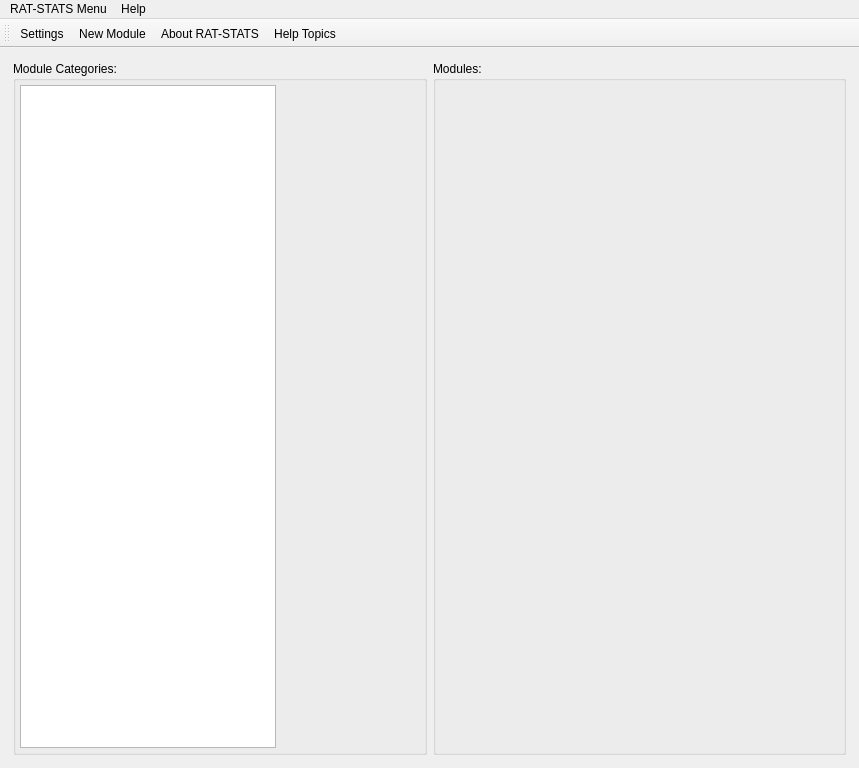
First picture: the form in products/RAT-STATS/rstats_main/src/UIRStatsMain.ui, repository cbtek/RStats2017, before the edit.
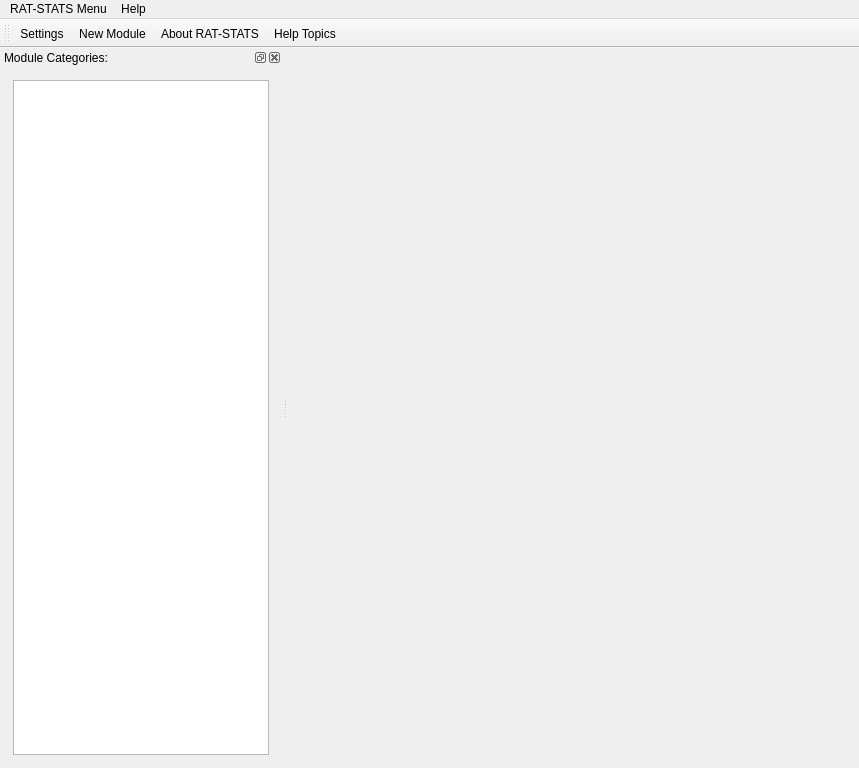
Second picture: the form after the edit.

Commit message: Updated format of xml modules to be consistent with other xml files Added dock to main window for module categories Updated RStatsModuleProperties to load/save newly formatted xml Added check for missing config dirs for properties. Creates them and prompts user with message.

```diff
--- a/products/RAT-STATS/rstats_main/src/UIRStatsMain.ui
+++ b/products/RAT-STATS/rstats_main/src/UIRStatsMain.ui
@@ -16,62 +16,7 @@
   <widget class="QWidget" name="m_main">
    <layout class="QVBoxLayout" name="verticalLayout">
     <item>
-     <layout class="QHBoxLayout" name="horizontalLayout">
-      <property name="leftMargin">
-       <number>4</number>
-      </property>
-      <property name="topMargin">
-       <number>4</number>
-      </property>
-      <property name="rightMargin">
-       <number>4</number>
-      </property>
-      <property name="bottomMargin">
-       <number>4</number>
-      </property>
-      <item>
-       <widget class="QGroupBox" name="verticalGroupBox">
-        <property name="title">
-         <string>Module Categories:</string>
-        </property>
-        <layout class="QVBoxLayout" name="verticalLayout_2">
-         <property name="leftMargin">
-          <number>4</number>
-         </property>
-         <property name="topMargin">
-          <number>4</number>
-         </property>
-         <property name="rightMargin">
-          <number>4</number>
-         </property>
-         <property name="bottomMargin">
-          <number>4</number>
-         </property>
-         <item>
-          <widget class="QListWidget" name="m_lstModules">
-           <property name="sizePolicy">
-            <sizepolicy hsizetype="Fixed" vsizetype="Expanding">
-             <horstretch>0</horstretch>
-             <verstretch>0</verstretch>
-            </sizepolicy>
-           </property>
-           <property name="styleSheet">
-            <string notr="true">QListWidget:item
-{
-	height:32px;
-	padding:1px;
-}</string>
-           </property>
-          </widget>
-         </item>
-        </layout>
-       </widget>
-      </item>
-      <item>
-       <widget class="QGroupBox" name="m_lytModules">
-        <property name="title">
-         <string>Modules:</string>
-        </property>
+     <widget class="QFrame" name="m_lytModules">
         <layout class="QVBoxLayout" name="verticalLayout_3">
          <property name="leftMargin">
           <number>4</number>
@@ -89,8 +34,6 @@
        </widget>
       </item>
      </layout>
-    </item>
-   </layout>
   </widget>
   <widget class="QMenuBar" name="m_menuBar">
    <property name="geometry">
@@ -135,6 +78,53 @@
    <addaction name="m_actionAbout_RAT_STATS_2017"/>
    <addaction name="m_actionHelp_Topics"/>
   </widget>
+  <widget class="QDockWidget" name="dockWidget">
+   <property name="windowTitle">
+    <string>Module Categories:</string>
+   </property>
+   <attribute name="dockWidgetArea">
+    <number>1</number>
+   </attribute>
+   <widget class="QWidget" name="dockWidgetContents">
+    <layout class="QVBoxLayout" name="verticalLayout_4">
+     <item>
+      <widget class="QFrame" name="verticalFrame">
+       <layout class="QVBoxLayout" name="verticalLayout_2">
+        <property name="leftMargin">
+         <number>4</number>
+        </property>
+        <property name="topMargin">
+         <number>4</number>
+        </property>
+        <property name="rightMargin">
+         <number>4</number>
+        </property>
+        <property name="bottomMargin">
+         <number>4</number>
+        </property>
+        <item>
+         <widget class="QListWidget" name="m_lstModules">
+          <property name="sizePolicy">
+           <sizepolicy hsizetype="Expanding" vsizetype="Expanding">
+            <horstretch>0</horstretch>
+            <verstretch>0</verstretch>
+           </sizepolicy>
+          </property>
+          <property name="styleSheet">
+           <string notr="true">QListWidget:item
+{
+	height:32px;
+	padding:1px;
+}</string>
+          </property>
+         </widget>
+        </item>
+       </layout>
+      </widget>
+     </item>
+    </layout>
+   </widget>
+  </widget>
   <action name="m_actionSettings_Manager">
    <property name="text">
     <string>Settings...</string>
```
Lines whose indentation alone changed are shown as unchanged. The commit also changes 33 other files.
